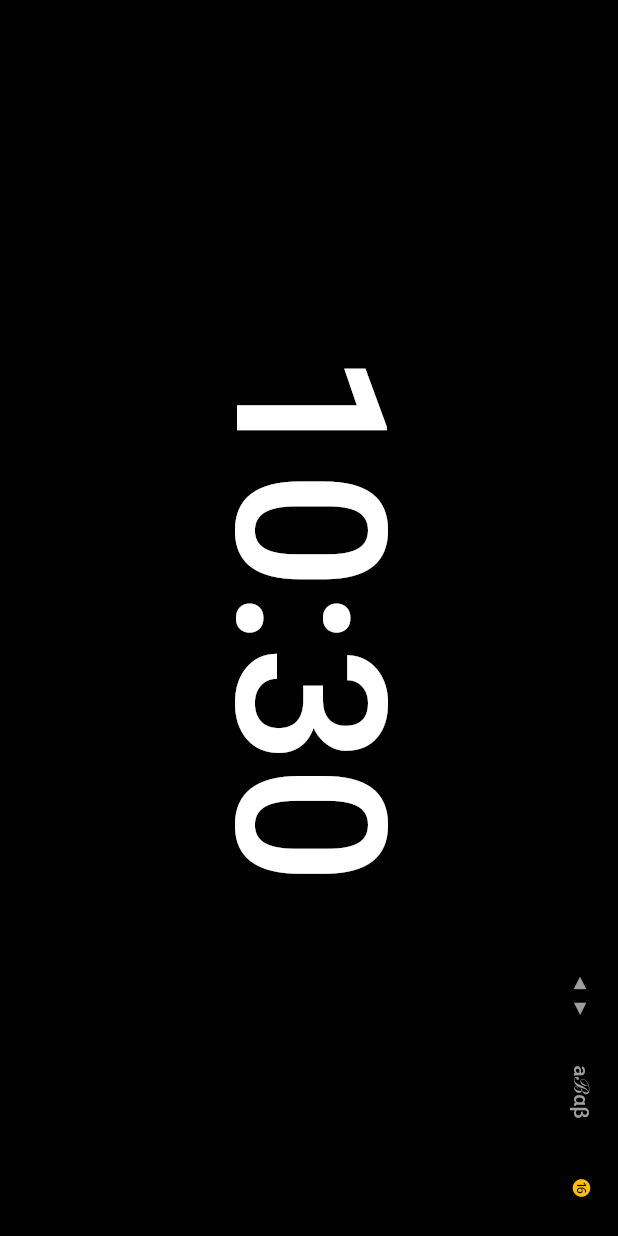
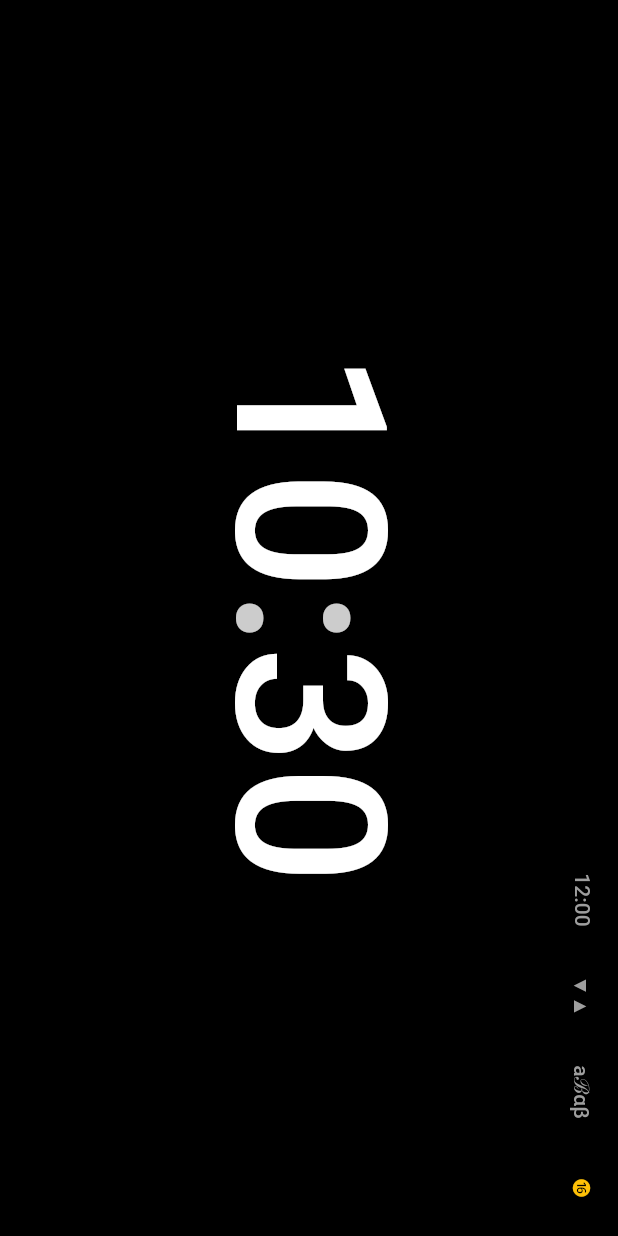
Before and after one commit to srlopez/timetable24, a Flutter app: the RelojPage screen opened by its route, after a tap on "aℬαβ", on a phone screen of 412 x 824 dp. Run offline on Flutter 3.47's test engine with Material 2 defaults, Android fonts, the phone set to English and light mode, and no system bars; our stand-ins replace date_time_picker, get, get_storage, google_fonts, wakelock; accounts and stored records are empty; Roboto replaces fonts that are missing (Shanti).

Commit message:
reloj muestra actividad

```diff
--- a/lib/global/app_controller.dart
+++ b/lib/global/app_controller.dart
@@ -1,5 +1,3 @@
-import 'dart:math';
-
 import 'package:get/get.dart';
 import 'package:get_storage/get_storage.dart';
 import '../services/db_storagex.dart';
@@ -176,7 +174,7 @@
       var diff = mNow.diff(mIni);
       if (diff > 0 && diff <= duracion) return true;
       return false;
-    });
+    }, orElse: () => Actividad(dia: 0, marca: 0, minutos: 0));
     return act.activo ? act : null;
   }
 
@@ -215,8 +213,8 @@
 
     eventos.forEach((e) {
       //print('$fecha ${e.fInicio} ${e.fFin}');
-
-      if (!fecha.isBefore(e.fInicio) && !fecha.isAfter(e.fFin)) {
+      var fFin = DateTime(e.fFin.year, e.fFin.month, e.fFin.day, 23, 59, 59);
+      if (!fecha.isBefore(e.fInicio) && !fecha.isAfter(fFin)) {
         hayFechas = true;
         activo |= e.hayActividad;
         //print('activo $activo');
--- a/lib/main.dart
+++ b/lib/main.dart
@@ -63,7 +63,7 @@
               Get.put(HomeController());
               Get.put(HorarioController(app: AppController.to));
               Get.put(AgendaController(app: AppController.to));
-              Get.put(RelojController(app: AppController.to));
+              Get.lazyPut(() => RelojController(app: AppController.to));
             })),
         GetPage(
           name: '/marcas',
--- a/lib/pages/reloj/reloj_controller.dart
+++ b/lib/pages/reloj/reloj_controller.dart
@@ -6,7 +6,6 @@
 import 'package:get/get.dart';
 import 'package:intl/intl.dart';
 import 'package:timetable24/global/app_controller.dart';
-import 'package:timetable24/models/actividad.dart';
 import 'package:timetable24/models/marca_horaria.dart';
 
 class RelojController extends GetxController {
@@ -27,18 +26,21 @@
 
   // Storage
   final box = GetStorage();
-  bWrite() => box.write('reloj', [scale.value, font.value, color.value]);
+  bWrite() =>
+      box.write('reloj', [scale.value, font.value, color.value, texto.value]);
   bRead() {
-    var values = box.read('reloj') ?? [0, 0, 0];
+    var values = box.read('reloj') ?? [0, 0, 0, 0];
     scale.value = values[0];
     font.value = values[1];
     color.value = values[2];
+    texto.value = values[3];
   }
 
-  // hora
+  // hora resto
   String _getTime() => DateFormat.Hms().format(DateTime.now());
+  String formatResto(int total, int done) => "-${total - done}'";
   var currentTime = '';
-  var currentRest = '';
+  //var currentRest = '';
 
   var currentHMS = ['', '', ''].obs;
   var milliseconds = 1000;
@@ -51,6 +53,8 @@
     currentHMS.value = nextTime;
     currentTime = nextTime[0] + dots + nextTime[1];
     light = !light;
+    textos[0] = currentTime;
+    textos[1] = currentTime;
   }
 
   void setTimer() =>
@@ -60,22 +64,20 @@
       });
 
   // Actividad
-  var pd = ProgresoData.Vacio().obs;
+  var progresoData = ProgresoData.fromNull().obs;
 
   void setActividad() {
     var now = DateTime.now();
-    // var actividad = app.esFechaConActividad(now);
-    //print('actividad $actividad');
 
     if (!app.esFechaConActividad(now)) {
       // Dia marcado como sin actividad horaria
-      pd.value = ProgresoData.Vacio();
+      progresoData.value = ProgresoData.fromNull();
       return;
     }
     var act = app.getActividadActual();
     if (act == null) {
       // No hay actividad en este momento
-      pd.value = ProgresoData.Vacio();
+      progresoData.value = ProgresoData.fromNull();
       return;
     }
     var mNow = Marca(DateTime.now().hour, DateTime.now().minute);
@@ -84,7 +86,8 @@
     var total = act.minutos;
     var done = mNow.diff(mIni);
 
-    pd.value = ProgresoData(
+    textos[1] = formatResto(total, done);
+    progresoData.value = ProgresoData(
         start: mIni, end: mFin, total: total, done: done, color: act.color);
   }
 
@@ -151,6 +154,14 @@
     color.value = (color.value + 1) % colores.length;
     bWrite();
   }
+
+  // Hora o resto de actividad
+  var texto = 0.obs;
+  var textos = ['', ''];
+  void nextText() {
+    texto.value = (texto.value + 1) % 2;
+    bWrite();
+  }
 }
 
 class ProgresoData {
@@ -161,7 +172,7 @@
   int done = 0;
   Color color = Colors.white;
 
-  ProgresoData.Vacio()
+  ProgresoData.fromNull()
       : start = '',
         end = '',
         total = 0,
--- a/lib/pages/reloj/reloj_page.dart
+++ b/lib/pages/reloj/reloj_page.dart
@@ -12,8 +12,10 @@
   @override
   Widget build(BuildContext context) {
     final _ = RelojController.to;
+    final pd = _.progresoData;
 
-    final pd = _.pd;
+    print(_.textos);
+    print(_.texto.value);
 
     return Scaffold(
       appBar: AppBar(
@@ -32,7 +34,13 @@
                 mainAxisAlignment: MainAxisAlignment.end,
                 children: [
                   // TEXTO CENTRAL
-                  Expanded(child: _buildReloj(context)),
+                  Expanded(
+                    child: Obx(() {
+                      final value = _.textos[_.texto.value];
+                      final p = _.texto.value == 0 ? 2 : 0;
+                      return _buildReloj(context, value, p);
+                    }),
+                  ),
                   // BARRA DE PROGRESO
                   Obx(() => pd.value.visible
                       ? _buildProgressBar(context, pd.value)
@@ -58,7 +66,10 @@
           //crossAxisAlignment: CrossAxisAlignment.stretch,
           mainAxisAlignment: MainAxisAlignment.end,
           children: <Widget>[
-            BText('◀ ▶', onPressed: _.nextScale),
+            //https://en.wikibooks.org/wiki/Unicode/List_of_useful_symbols
+            Obx(() => BText(['12:00', _.formatResto(40, 10)][_.texto.value],
+                onPressed: _.nextText)),
+            BText('▼▲', onPressed: _.nextScale),
             BText('aℬαβ', onPressed: _.nextFont),
             Obx(() => BText('⓰', //'⬤'
                 onPressed: _.nextColor,
@@ -82,6 +93,21 @@
         Theme.of(context).textTheme.bodyText1!.copyWith(color: pd.color);
 
     var height = 30.0;
+    var resto = _.formatResto(pd.total, pd.done);
+
+    var decoIni = BoxDecoration(
+      color: lighten(pd.color, .3),
+      borderRadius: BorderRadius.only(
+          topLeft: Radius.circular(height / 2),
+          bottomLeft: Radius.circular(height / 2)),
+    );
+
+    var decoFin = BoxDecoration(
+        color: darken(pd.color, 0),
+        borderRadius: BorderRadius.only(
+            topRight: Radius.circular(height / 2),
+            bottomRight: Radius.circular(height / 2)));
+
     return Row(
       crossAxisAlignment: CrossAxisAlignment.start,
       children: [
@@ -99,17 +125,21 @@
               children: [
                 Expanded(
                     flex: pd.done,
-                    child:
-                        Container(height: height, color: darken(pd.color, 0))),
+                    child: Container(
+                        height: height,
+                        //color: darken(pd.color, 0),
+                        decoration: decoIni)),
                 Expanded(
                     flex: pd.total - pd.done,
                     child: Container(
-                        height: height, color: lighten(pd.color, .3))),
+                        height: height,
+                        //color: lighten(pd.color, .3),
+                        decoration: decoFin)),
               ],
             ),
             Center(
               child: Text(
-                "-${pd.total - pd.done}'",
+                resto,
                 style: font(textStyle: fStyle.copyWith(color: Colors.black)),
                 textScaleFactor: 2,
               ),
@@ -127,23 +157,14 @@
     );
   }
 
-  Widget _buildReloj(BuildContext context) {
+  Widget _buildReloj(BuildContext context, String value, int iParpadeo) {
     final _ = RelojController.to;
 
-    //print('_buildReloj');
-    return Center(
-      child: Obx(() {
-        //print('_buildReloj Obx');
-
-        var hora = _.currentHMS[0];
-        var mins = _.currentHMS[1];
-        var puntos = _.dots;
     var sFactor = _.scales[_.scale.value];
     var font = _.fonts[_.font.value];
     var color = _.colores[_.color.value];
 
-        var fStyle =
-            Theme.of(context).textTheme.bodyText1!.copyWith(color: color);
+    var fStyle = Theme.of(context).textTheme.bodyText1!.copyWith(color: color);
     var fStyleDots = fStyle.copyWith(
         color: _.light
             ? color
@@ -151,20 +172,22 @@
                 ? darken(color, .2)
                 : lighten(color, .2));
 
-        return Row(
+    return Center(
+      child: Row(
         mainAxisAlignment: MainAxisAlignment.center,
         children: [
-            Text(hora,
+          if (iParpadeo > 0)
+            Text(value.substring(0, iParpadeo),
                 style: font(textStyle: fStyle), textScaleFactor: sFactor),
-            Text(puntos,
+          if (iParpadeo > -1)
+            Text(value.substring(iParpadeo, iParpadeo + 1),
                 style: font(textStyle: fStyleDots), textScaleFactor: sFactor),
-            Text(mins,
+          Text(value.substring(iParpadeo + 1),
               style: font(textStyle: fStyle),
               textScaleFactor: sFactor,
               overflow: TextOverflow.clip),
         ],
-        );
-      }),
+      ),
     );
   }
 }
--- a/pubspec.yaml
+++ b/pubspec.yaml
@@ -33,6 +33,8 @@
   intl: ^0.17.0
   date_time_picker: ^2.0.0
   google_fonts: ^2.1.0
+  wakelock: ^0.5.2
+
 
 dev_dependencies:
   flutter_test:
```
Also changed, not shown: lib/pages/home/home_page.dart (+7 -1 lines), lib/pages/horario/columna_de_actividades_widget.dart (+5 -5 lines), pubspec.lock. Lines whose indentation alone changed are shown as unchanged.
